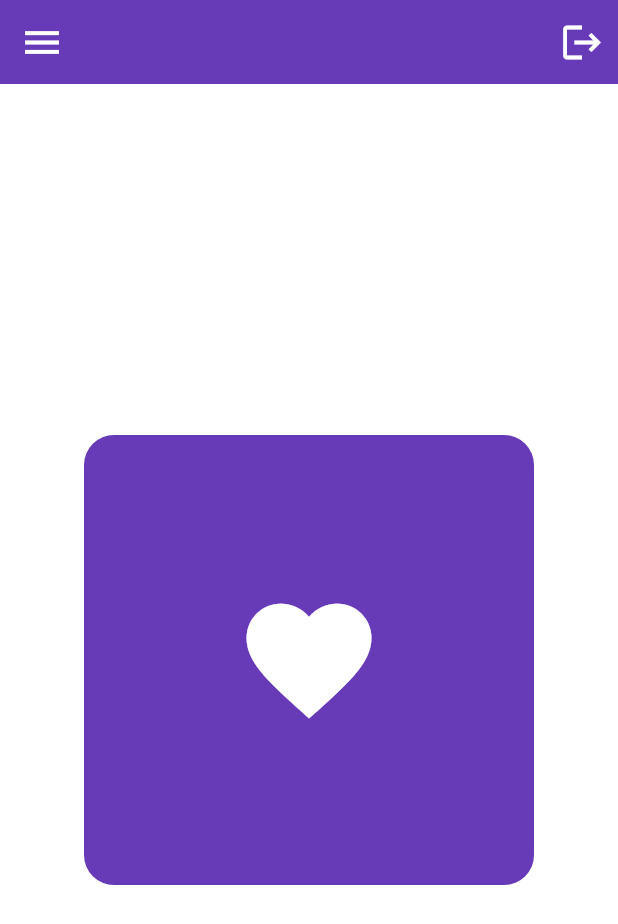
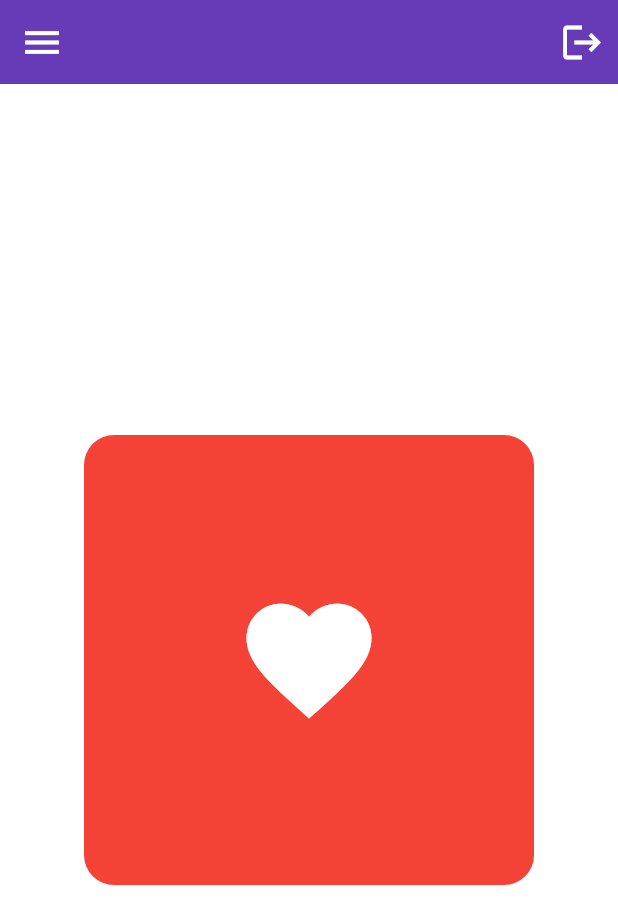
Before and after one commit to Reham-Fagih/My-Trainer, a Flutter app: the screen it shows after launch, on a phone screen of 412 x 824 dp. Shown: the top 924 px of the screen. Run offline on Flutter 3.47's test engine with Material 3 defaults, Android fonts, the phone set to English and light mode, and no system bars.

Commit message:
making the container red

```diff
--- a/lib/main.dart
+++ b/lib/main.dart
@@ -36,7 +36,7 @@ class MyApp extends StatelessWidget{
            height: 300,
            width: 300,
           decoration: BoxDecoration(
-            color: Colors.deepPurple,
+            color: Colors.red,
             borderRadius: BorderRadius.circular(20),
           ),
 
```
